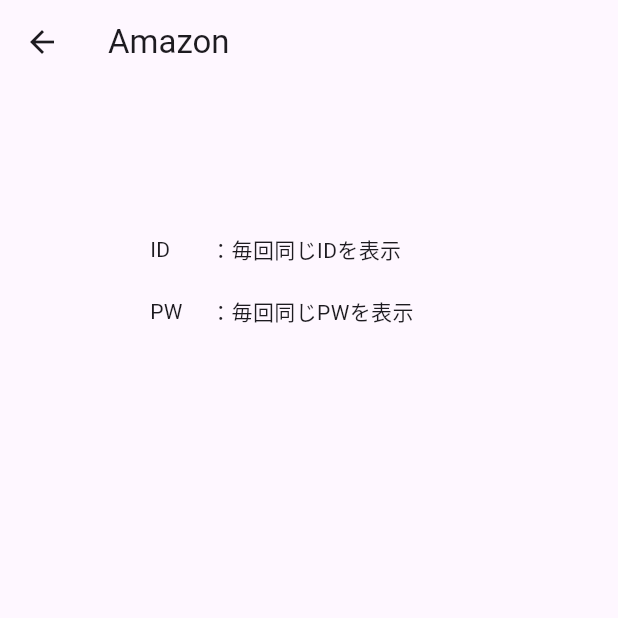
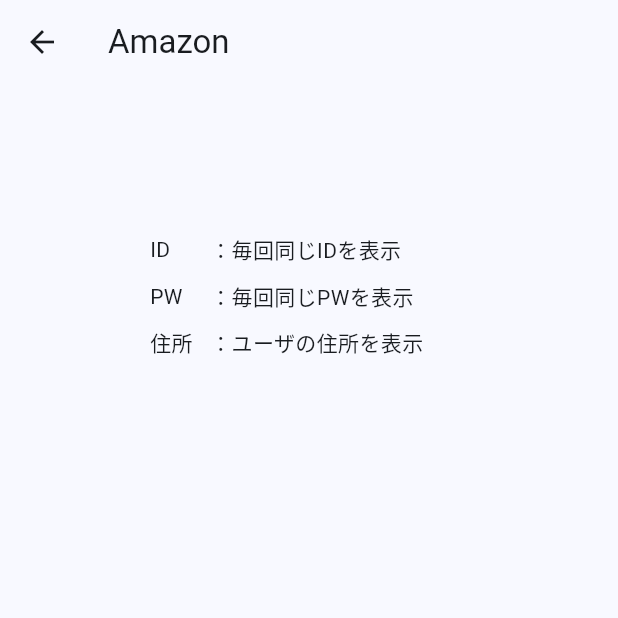
Before and after one commit to Kohei-Inoda/flutter-study, a Flutter app: the screen it shows after launch, after a tap on "Amazon", on a phone screen of 412 x 824 dp, the top half of it. Run offline on Flutter 3.47's test engine with Material 3 defaults, Android fonts, the phone set to English and light mode, and no system bars.

Commit message:
train final commit

```diff
--- a/demo_app/lib/main.dart
+++ b/demo_app/lib/main.dart
@@ -13,7 +13,7 @@ class MyApp extends StatelessWidget {
     return MaterialApp(
       title: 'Flutter Demo',
       theme: ThemeData(
-        colorScheme: ColorScheme.fromSeed(seedColor: Colors.deepPurple),
+        colorScheme: ColorScheme.fromSeed(seedColor: Colors.blue),
         useMaterial3: true,
       ),
       home: const MyHomePage(title: 'Flutter Demo Home Page'),
@@ -56,7 +56,7 @@ class _MyHomePageState extends State<MyHomePage> {
                 title: Text(titleList[index]),
                 onTap: () {
                   Navigator.push(context,MaterialPageRoute(
-                          builder: (context) => NextPage(titleList[index])));
+                    builder: (context) => NextPage(titleList[index])));
                 },
               ),
               //線を引く
--- a/demo_app/lib/next_page.dart
+++ b/demo_app/lib/next_page.dart
@@ -11,7 +11,7 @@ class NextPage extends StatelessWidget {
         title: Text(title),
       ),
       body: Padding(
-        padding: const EdgeInsets.all(100.0),
+        padding: const EdgeInsets.all(100),
         child: Column(
             crossAxisAlignment: CrossAxisAlignment.start,
             children: [
@@ -22,14 +22,21 @@ class NextPage extends StatelessWidget {
                 ],
               ),
               SizedBox(
-              height: 20,
+                height: 10,
               ),
               Row(
                 children: [
                   SizedBox(width: 40, child: Text('PW')),
                   Text('：毎回同じPWを表示'),
                 ],
-            )
+              ),
+              SizedBox(height: 10,),
+              Row(
+                children:[
+                  SizedBox(width: 40, child: Text("住所")),
+                  Text("：ユーザの住所を表示")
+                ],
+              ),
             ],
           ),
       ),
```
Lines whose indentation alone changed are shown as unchanged.
